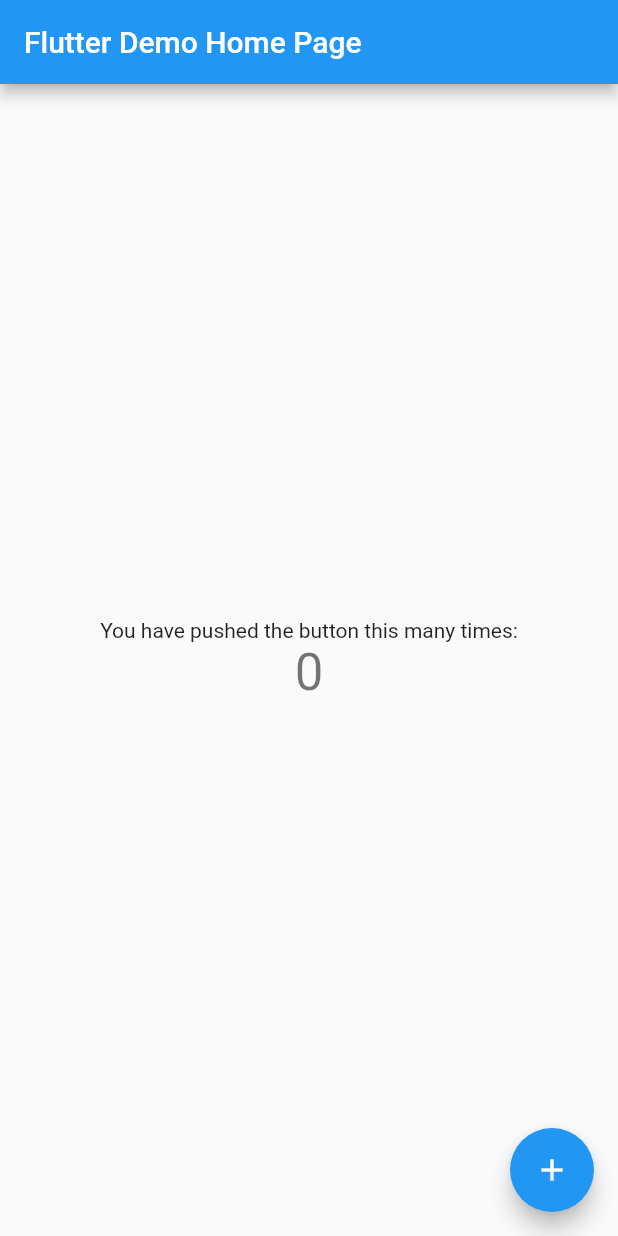
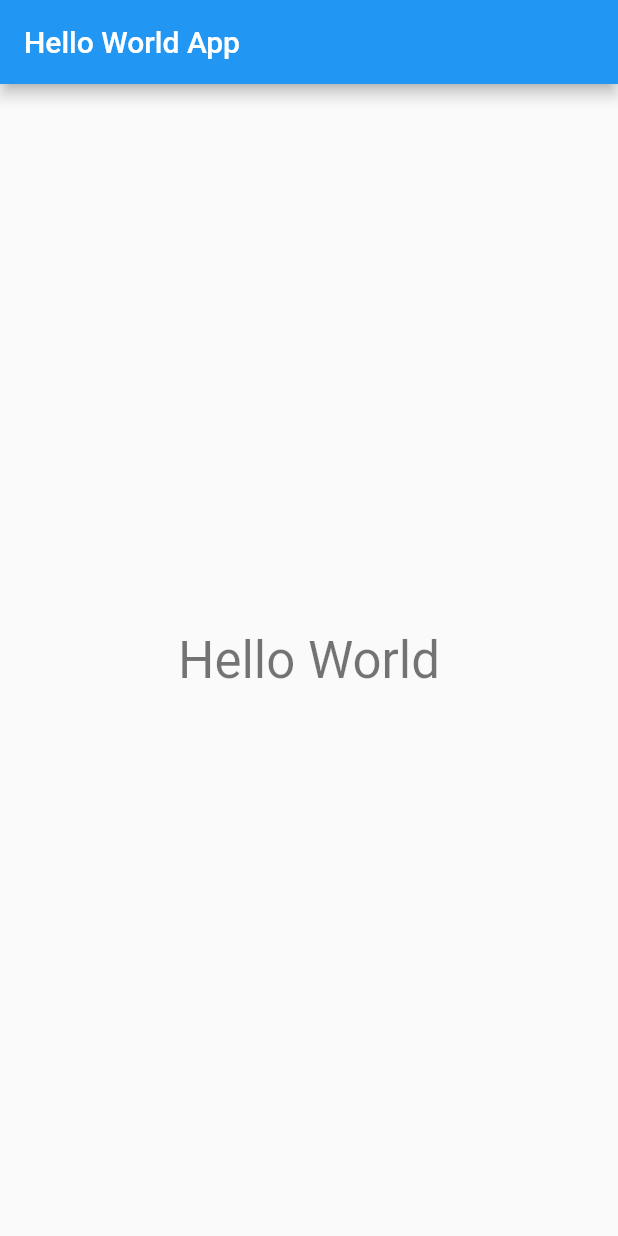
Before and after one commit to elaishane/hello_world_app, a Flutter app: the screen it shows after launch, on a phone screen of 412 x 824 dp. Run offline on Flutter 3.47's test engine with Material 2 defaults, Android fonts, the phone set to English and light mode, and no system bars.

Commit message:
Update main.dart

```diff
--- a/lib/main.dart
+++ b/lib/main.dart
@@ -7,109 +7,36 @@ void main() {
 class MyApp extends StatelessWidget {
   const MyApp({Key? key}) : super(key: key);
 
-  // This widget is the root of your application.
   @override
   Widget build(BuildContext context) {
     return MaterialApp(
-      title: 'Flutter Demo',
+      title: 'Hello World App',
       theme: ThemeData(
-        // This is the theme of your application.
-        //
-        // Try running your application with "flutter run". You'll see the
-        // application has a blue toolbar. Then, without quitting the app, try
-        // changing the primarySwatch below to Colors.green and then invoke
-        // "hot reload" (press "r" in the console where you ran "flutter run",
-        // or simply save your changes to "hot reload" in a Flutter IDE).
-        // Notice that the counter didn't reset back to zero; the application
-        // is not restarted.
         primarySwatch: Colors.blue,
       ),
-      home: const MyHomePage(title: 'Flutter Demo Home Page'),
+      home: const MyHomePage(title: 'Hello World App'),
     );
   }
 }
 
-class MyHomePage extends StatefulWidget {
-  const MyHomePage({Key? key, required this.title}) : super(key: key);
-
-  // This widget is the home page of your application. It is stateful, meaning
-  // that it has a State object (defined below) that contains fields that affect
-  // how it looks.
-
-  // This class is the configuration for the state. It holds the values (in this
-  // case the title) provided by the parent (in this case the App widget) and
-  // used by the build method of the State. Fields in a Widget subclass are
-  // always marked "final".
-
+class MyHomePage extends StatelessWidget {
+  const MyHomePage({
+    Key? key,
+    required this.title,
+  }) : super(key: key);
   final String title;
-
-  @override
-  State<MyHomePage> createState() => _MyHomePageState();
-}
-
-class _MyHomePageState extends State<MyHomePage> {
-  int _counter = 0;
-
-  void _incrementCounter() {
-    setState(() {
-      // This call to setState tells the Flutter framework that something has
-      // changed in this State, which causes it to rerun the build method below
-      // so that the display can reflect the updated values. If we changed
-      // _counter without calling setState(), then the build method would not be
-      // called again, and so nothing would appear to happen.
-      _counter++;
-    });
-  }
-
   @override
   Widget build(BuildContext context) {
-    // This method is rerun every time setState is called, for instance as done
-    // by the _incrementCounter method above.
-    //
-    // The Flutter framework has been optimized to make rerunning build methods
-    // fast, so that you can just rebuild anything that needs updating rather
-    // than having to individually change instances of widgets.
     return Scaffold(
       appBar: AppBar(
-        // Here we take the value from the MyHomePage object that was created by
-        // the App.build method, and use it to set our appbar title.
-        title: Text(widget.title),
+        title: Text(title),
       ),
       body: Center(
-        // Center is a layout widget. It takes a single child and positions it
-        // in the middle of the parent.
-        child: Column(
-          // Column is also a layout widget. It takes a list of children and
-          // arranges them vertically. By default, it sizes itself to fit its
-          // children horizontally, and tries to be as tall as its parent.
-          //
-          // Invoke "debug painting" (press "p" in the console, choose the
-          // "Toggle Debug Paint" action from the Flutter Inspector in Android
-          // Studio, or the "Toggle Debug Paint" command in Visual Studio Code)
-          // to see the wireframe for each widget.
-          //
-          // Column has various properties to control how it sizes itself and
-          // how it positions its children. Here we use mainAxisAlignment to
-          // center the children vertically; the main axis here is the vertical
-          // axis because Columns are vertical (the cross axis would be
-          // horizontal).
-          mainAxisAlignment: MainAxisAlignment.center,
-          children: <Widget>[
-            const Text(
-              'You have pushed the button this many times:',
-            ),
-            Text(
-              '$_counter',
-              style: Theme.of(context).textTheme.headline4,
-            ),
-          ],
+        child: Text(
+          'Hello World',
+          style: Theme.of(context).textTheme.headline4,
         ),
       ),
-      floatingActionButton: FloatingActionButton(
-        onPressed: _incrementCounter,
-        tooltip: 'Increment',
-        child: const Icon(Icons.add),
-      ), // This trailing comma makes auto-formatting nicer for build methods.
     );
   }
 }
```
